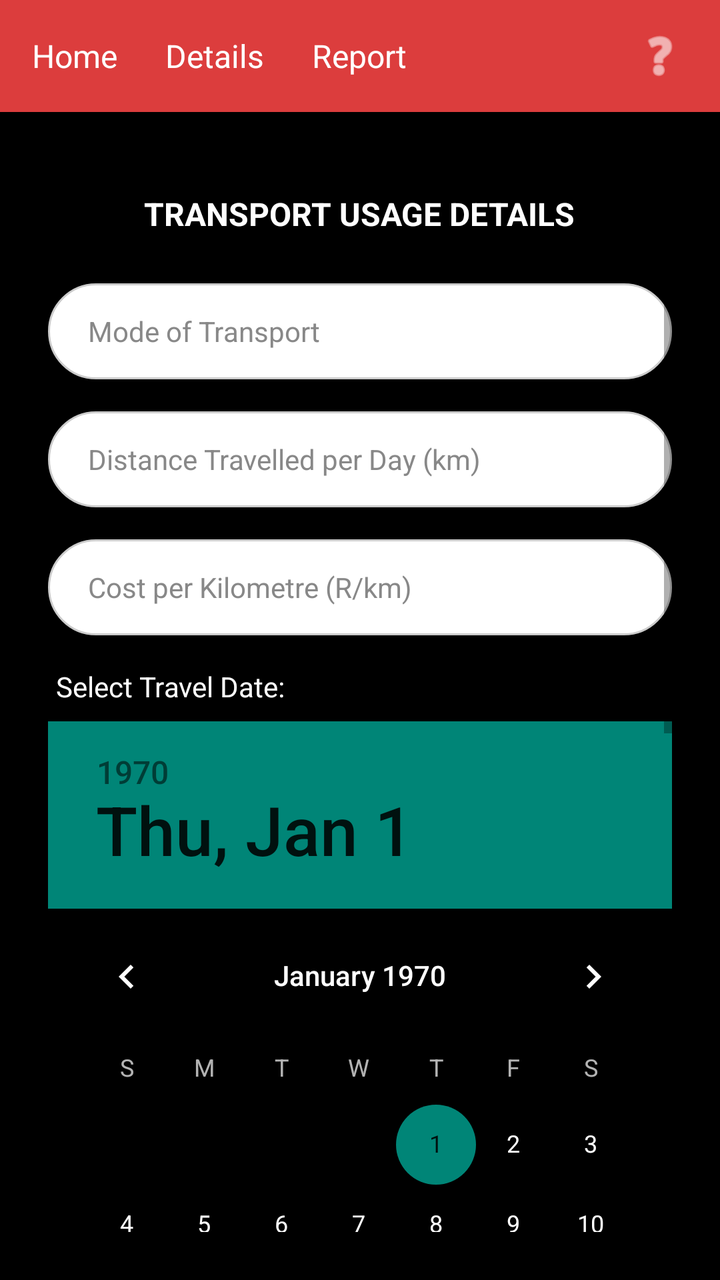
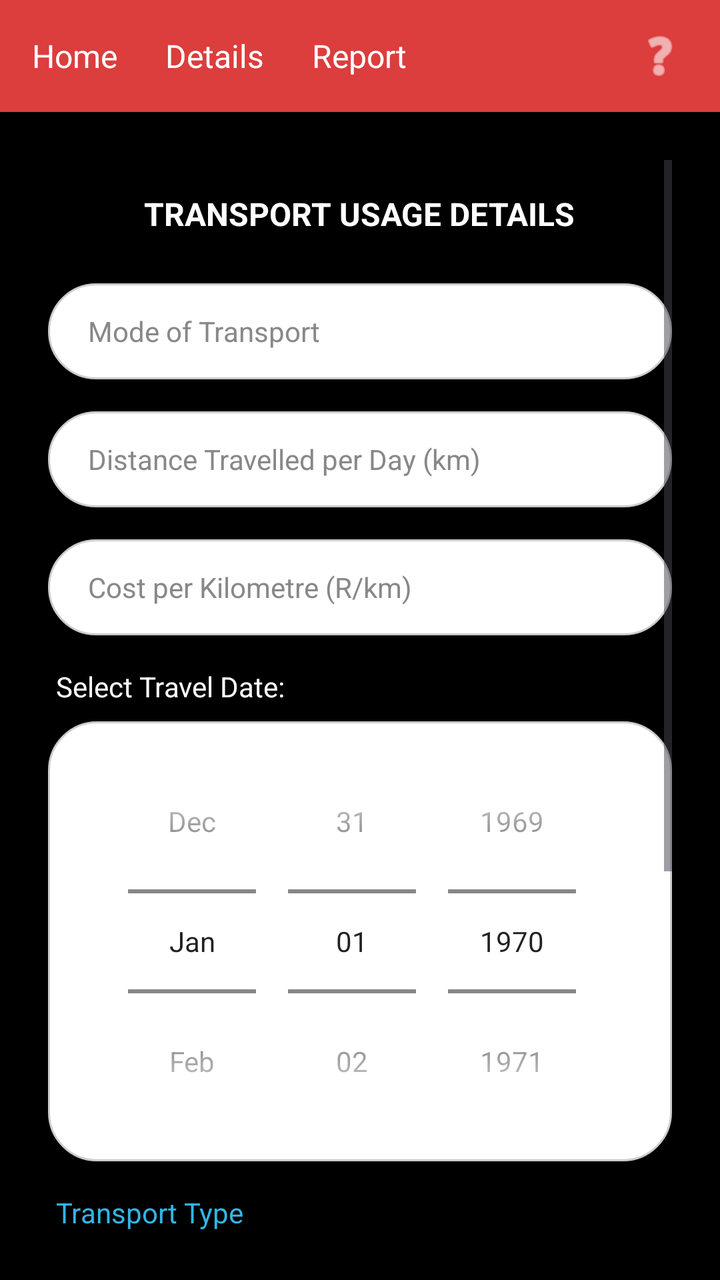

The first picture is an Android layout as it rendered before a commit; the second is the same layout after the commit. The layout source and the unified diff follow.
<!-- AndroidManifest.xml: application theme Theme.AppCompat.Light.DarkActionBar -->
<!-- res/layout/activity_input.xml -->
<?xml version="1.0" encoding="utf-8"?>
<LinearLayout xmlns:android="http://schemas.android.com/apk/res/android"
    xmlns:app="http://schemas.android.com/apk/res-auto"
    android:layout_width="match_parent"
    android:layout_height="match_parent"
    android:orientation="vertical"
    android:background="#000000">

    
    <LinearLayout
        android:layout_width="match_parent"
        android:layout_height="56dp"
        android:background="#DC3D3D"
        android:orientation="horizontal"
        android:gravity="center_vertical"
        android:paddingHorizontal="16dp">

        <TextView android:id="@+id/navHome" android:text="Home" android:textColor="#FFFFFF" android:textSize="16sp" android:layout_width="wrap_content" android:layout_height="wrap_content" android:layout_marginEnd="24dp"/>
        <TextView android:id="@+id/navDetails" android:text="Details" android:textColor="#FFFFFF" android:textSize="16sp" android:layout_width="wrap_content" android:layout_height="wrap_content" android:layout_marginEnd="24dp"/>
        <TextView android:id="@+id/navReport" android:text="Report" android:textColor="#FFFFFF" android:textSize="16sp" android:layout_width="wrap_content" android:layout_height="wrap_content"/>
        <View android:layout_width="0dp" android:layout_height="0dp" android:layout_weight="1"/>
        <ImageView android:id="@+id/navHelp" android:layout_width="28dp" android:layout_height="28dp" android:src="@android:drawable/ic_menu_help" android:contentDescription="Help" app:tint="#FFFFFF"/>
    </LinearLayout>

    <ScrollView
        android:layout_width="match_parent"
        android:layout_height="match_parent"
        android:padding="24dp">

        <LinearLayout
            android:layout_width="match_parent"
            android:layout_height="wrap_content"
            android:orientation="vertical"
            android:gravity="center_horizontal">

            <TextView
                android:layout_width="wrap_content"
                android:layout_height="wrap_content"
                android:text="TRANSPORT USAGE DETAILS"
                android:textSize="16sp"
                android:textStyle="bold"
                android:textColor="#FFFFFF"
                android:layout_marginTop="16dp"
                android:layout_marginBottom="24dp"/>

            
            <EditText
                android:id="@+id/etModeOfTransport"
                android:layout_width="match_parent"
                android:layout_height="48dp"
                android:background="@drawable/bg_rounded_input"
                android:hint="Mode of Transport"
                android:textColorHint="#888888"
                android:textColor="#333333"
                android:paddingHorizontal="20dp"
                android:textSize="14sp"
                android:layout_marginBottom="16dp"
                android:inputType="text"/>

            
            <EditText
                android:id="@+id/etDistance"
                android:layout_width="match_parent"
                android:layout_height="48dp"
                android:background="@drawable/bg_rounded_input"
                android:hint="Distance Travelled per Day (km)"
                android:textColorHint="#888888"
                android:textColor="#333333"
                android:paddingHorizontal="20dp"
                android:textSize="14sp"
                android:layout_marginBottom="16dp"
                android:inputType="numberDecimal"/>

            
            <EditText
                android:id="@+id/etCostPerKm"
                android:layout_width="match_parent"
                android:layout_height="48dp"
                android:background="@drawable/bg_rounded_input"
                android:hint="Cost per Kilometre (R/km)"
                android:textColorHint="#888888"
                android:textColor="#333333"
                android:paddingHorizontal="20dp"
                android:textSize="14sp"
                android:layout_marginBottom="16dp"
                android:inputType="numberDecimal"/>

            <TextView
                android:layout_width="match_parent"
                android:layout_height="wrap_content"
                android:text="Select Travel Date:"
                android:textColor="#FFFFFF"
                android:textSize="14sp"
                android:layout_marginBottom="8dp"
                android:paddingStart="4dp"/>

            
            <DatePicker
                android:id="@+id/datePickerTravel"
                android:layout_width="match_parent"
                android:layout_height="wrap_content"
                android:calendarViewShown="false"
                android:spinnersShown="true"
                android:theme="@style/ThemeOverlay.AppCompat.Dark"
                android:layout_marginBottom="16dp"/>

            <TextView
                android:layout_width="match_parent"
                android:layout_height="wrap_content"
                android:text="Transport Type"
                android:textColor="#33B5E5"
                android:textSize="14sp"
                android:layout_marginBottom="8dp"
                android:paddingStart="4dp"/>

            
            <Spinner
                android:id="@+id/spTransportType"
                android:layout_width="match_parent"
                android:layout_height="48dp"
                android:background="@drawable/bg_rounded_input"
                android:paddingHorizontal="16dp"
                android:layout_marginBottom="24dp"/>

            
            <TextView
                android:layout_width="match_parent"
                android:layout_height="wrap_content"
                android:text="If calculations appear incorrect:\n• Verify all input values.\n• Ensure a travel date has been selected.\n• Confirm that distance and cost are numeric values.\n• Save the calculation before viewing reports."
                android:textSize="12sp"
                android:textColor="#CCCCCC"
                android:background="#1A1A1A"
                android:padding="12dp"
                android:layout_marginBottom="24dp"/>

            
            <Button
                android:id="@+id/btnCalculateSave"
                android:layout_width="260dp"
                android:layout_height="54dp"
                android:text="Calculate &amp; Save"
                android:textColor="#FFFFFF"
                android:textSize="16sp"
                android:textStyle="bold"
                android:background="@drawable/bg_rounded_button"
                android:layout_marginBottom="16dp"
                android:stateListAnimator="@null"/>

            <Button
                android:id="@+id/btnClear"
                android:layout_width="180dp"
                android:layout_height="50dp"
                android:text="Clear"
                android:textColor="#FFFFFF"
                android:textSize="16sp"
                android:textStyle="bold"
                android:background="@drawable/bg_rounded_button"
                android:stateListAnimator="@null"/>

        </LinearLayout>
    </ScrollView>
</LinearLayout>
<!-- resources referenced by this layout -->
<resources>
  <!-- drawable bg_rounded_button (drawable) -->
  <?xml version="1.0" encoding="utf-8"?>
  <shape xmlns:android="http://schemas.android.com/apk/res/android"
      android:shape="rectangle">
      <solid android:color="#DC3D3D"/>
      <corners android:radius="28dp"/>
  </shape>
  <!-- drawable bg_rounded_input (drawable) -->
  <?xml version="1.0" encoding="utf-8"?>
  <shape xmlns:android="http://schemas.android.com/apk/res/android"
      android:shape="rectangle">
      <solid android:color="#FFFFFF"/>
      <stroke android:width="1dp" android:color="#CCCCCC"/>
      <corners android:radius="24dp"/>
  </shape>
</resources>

<!-- the commit's change to res/layout/activity_input.xml (unified diff, before → after) -->
@@ -95,14 +95,24 @@
                 android:paddingStart="4dp"/>
 
             
-            <DatePicker
-                android:id="@+id/datePickerTravel"
+            
+            <LinearLayout
                 android:layout_width="match_parent"
                 android:layout_height="wrap_content"
-                android:calendarViewShown="false"
-                android:spinnersShown="true"
-                android:theme="@style/ThemeOverlay.AppCompat.Dark"
-                android:layout_marginBottom="16dp"/>
+                android:background="@drawable/bg_rounded_input"
+                android:padding="4dp"
+                android:layout_marginBottom="16dp">
+
+                <DatePicker
+                    android:id="@+id/datePickerTravel"
+                    android:layout_width="match_parent"
+                    android:layout_height="wrap_content"
+                    android:datePickerMode="spinner"
+                    android:calendarViewShown="false"
+                    android:spinnersShown="true"
+                    android:theme="@style/ThemeOverlay.AppCompat.Light"/>
+
+            </LinearLayout>
 
             <TextView
                 android:layout_width="match_parent"
<!-- resource entries referenced after the edit -->
@@ -15,5 +15,10 @@
       <stroke android:width="1dp" android:color="#CCCCCC"/>
       <corners android:radius="24dp"/>
   </shape>
+  <style name="Theme.TransportCostComparator" parent="Base.Theme.TransportCostComparator" />
+  <style name="Base.Theme.TransportCostComparator" parent="Theme.Material3.DayNight.NoActionBar">
+          <item name="colorPrimary">#DC3D3D</item>
+          <item name="colorOnPrimary">#FFFFFF</item>
+      </style>
 </resources>
 
